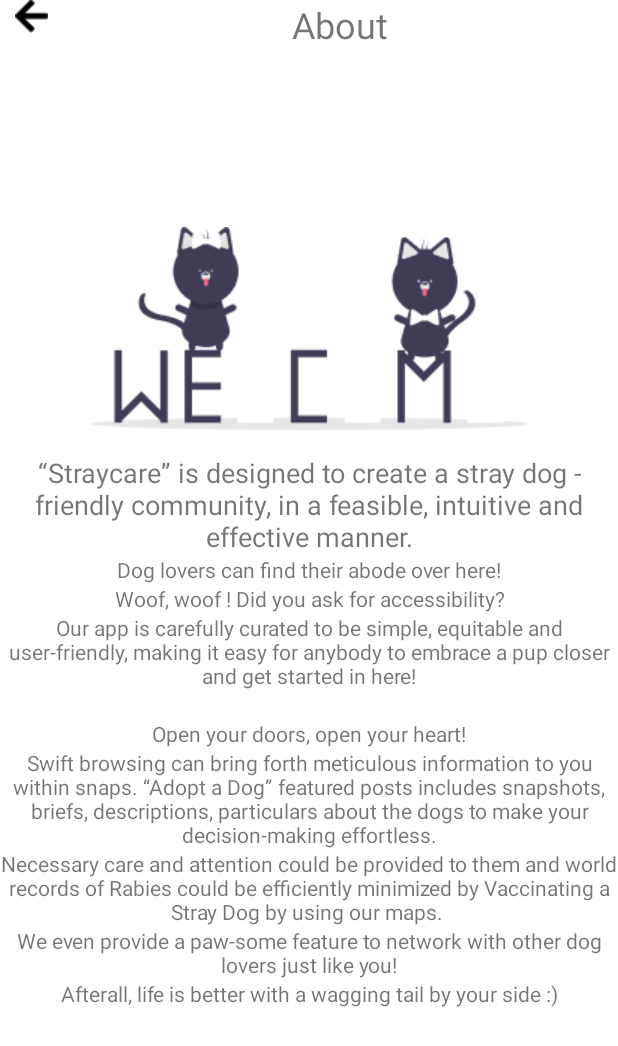
After one commit to adityasood04/Stray-Care-GSC, an Android app: the OurCommunity screen opened directly, with no data from a screen before it, on a phone screen of 412 x 824 dp. The commit adds this screen. Shown: the top 1046 px of the screen. Run offline under Robolectric (Android 15) with nearby library versions, the phone set to English and light mode, and no system bars.

Commit message:
Initialised Community activity.
Fixes:#11

```diff
--- a/app/src/main/AndroidManifest.xml
+++ b/app/src/main/AndroidManifest.xml
@@ -13,6 +13,9 @@
         android:supportsRtl="true"
         android:theme="@style/Theme.StrayCareGSC"
         tools:targetApi="31">
+        <activity
+            android:name=".OurCommunity"
+            android:exported="false" />
         <activity
             android:name=".ProfileActiviy"
             android:exported="false" />
--- a/app/src/main/java/com/example/straycaregsc/HomePageActivity.kt
+++ b/app/src/main/java/com/example/straycaregsc/HomePageActivity.kt
@@ -19,6 +19,7 @@ class HomePageActivity : AppCompatActivity() {
     var userDetails = UserModel()
     lateinit var uid:String
     lateinit var userName:String
+    lateinit var ivOurCommunity:ImageView
     var userDetailsDownloaded = false
     var isAlreadyLoggedIn = false
 
@@ -96,6 +97,9 @@ class HomePageActivity : AppCompatActivity() {
 //                Toast.makeText(this@HomePageActivity,"Fetching user details. Please wait and try again later",Toast.LENGTH_SHORT).show()
 //            }
         }
+        ivOurCommunity.setOnClickListener {
+            startActivity(Intent(this@HomePageActivity,OurCommunity::class.java))
+        }
     }
 
     private fun launchPostActivity() {
@@ -110,6 +114,7 @@ class HomePageActivity : AppCompatActivity() {
     private fun initialiseVariables() {
         bottomNavigationView = findViewById(R.id.bottomNavigationView)
         ivProfile = findViewById(R.id.ivProfile)
+        ivOurCommunity = findViewById(R.id.ivOurCommunity)
     }
     private fun changeFragment(fragment: Fragment){
         val fragmentManager = supportFragmentManager
--- /dev/null
+++ b/app/src/main/java/com/example/straycaregsc/OurCommunity.kt
@@ -0,0 +1,12 @@
+package com.example.straycaregsc
+
+import androidx.appcompat.app.AppCompatActivity
+import android.os.Bundle
+
+class OurCommunity : AppCompatActivity() {
+    override fun onCreate(savedInstanceState: Bundle?) {
+        super.onCreate(savedInstanceState)
+        setContentView(R.layout.activity_our_community)
+
+    }
+}
--- /dev/null
+++ b/app/src/main/res/layout/activity_our_community.xml
@@ -0,0 +1,148 @@
+<?xml version="1.0" encoding="utf-8"?>
+<androidx.constraintlayout.widget.ConstraintLayout xmlns:android="http://schemas.android.com/apk/res/android"
+    xmlns:app="http://schemas.android.com/apk/res-auto"
+    xmlns:tools="http://schemas.android.com/tools"
+    android:layout_width="match_parent"
+    android:layout_height="match_parent"
+    tools:context=".OurCommunity">
+
+    <LinearLayout
+        android:layout_width="match_parent"
+        android:layout_height="wrap_content"
+        android:orientation="horizontal"
+        app:layout_constraintEnd_toEndOf="parent"
+        app:layout_constraintHorizontal_bias="0.5"
+        app:layout_constraintStart_toStartOf="parent"
+        app:layout_constraintTop_toTopOf="parent">
+
+        <ImageView
+            android:id="@+id/imageView8"
+            android:layout_width="wrap_content"
+            android:layout_height="wrap_content"
+            android:layout_weight="1"
+            app:srcCompat="@drawable/back" />
+
+        <TextView
+            android:id="@+id/textView15"
+            android:layout_width="wrap_content"
+            android:layout_height="wrap_content"
+            android:layout_weight="15"
+            android:gravity="center"
+            android:text="About"
+            android:textSize="24sp" />
+    </LinearLayout>
+
+    <ScrollView
+        android:id="@+id/scrollView2"
+        android:layout_width="match_parent"
+        android:layout_height="match_parent"
+        app:layout_constraintBottom_toBottomOf="parent"
+        app:layout_constraintEnd_toEndOf="parent"
+        app:layout_constraintHorizontal_bias="0.5"
+        app:layout_constraintStart_toStartOf="parent"
+        app:layout_constraintTop_toTopOf="parent"
+        app:layout_constraintVertical_bias="0.5">
+
+        <LinearLayout
+            android:layout_width="match_parent"
+            android:layout_height="wrap_content"
+            android:layout_gravity="center"
+            android:gravity="center"
+            android:orientation="vertical">
+
+
+            <ImageView
+                android:id="@+id/imageView5"
+                android:layout_width="wrap_content"
+                android:layout_height="wrap_content"
+
+                android:src="@drawable/welcome" />
+
+            <TextView
+                android:id="@+id/textView6"
+                android:layout_width="match_parent"
+                android:layout_height="wrap_content"
+                android:gravity="center"
+                android:text="“Straycare” is designed to create a stray dog - friendly community, in a feasible, intuitive and effective manner."
+                android:textSize="18sp" />
+
+            <TextView
+                android:id="@+id/textView7"
+                android:layout_width="match_parent"
+                android:layout_height="wrap_content"
+                android:gravity="center"
+                android:text="Dog lovers can find their abode over here!" />
+
+            <ImageView
+                android:id="@+id/imageView6"
+                android:layout_width="wrap_content"
+                android:layout_height="wrap_content"
+                tools:srcCompat="@tools:sample/avatars" />
+
+            <TextView
+                android:id="@+id/textView8"
+                android:layout_width="match_parent"
+                android:layout_height="wrap_content"
+                android:gravity="center"
+                android:text="Woof, woof ! Did you ask for accessibility?" />
+
+            <TextView
+                android:id="@+id/textView9"
+                android:layout_width="match_parent"
+                android:layout_height="wrap_content"
+                android:gravity="center"
+                android:text="Our app is carefully curated to be simple, equitable and user-friendly, making it easy for anybody to embrace a pup closer and get started in here!" />
+
+            <ImageView
+                android:id="@+id/imageView7"
+                android:layout_width="match_parent"
+                android:layout_height="wrap_content"
+                tools:srcCompat="@tools:sample/avatars" />
+
+            <TextView
+                android:id="@+id/textView10"
+                android:layout_width="match_parent"
+                android:layout_height="wrap_content"
+                android:gravity="center" />
+
+            <TextView
+                android:id="@+id/textView11"
+                android:layout_width="match_parent"
+                android:layout_height="wrap_content"
+                android:gravity="center"
+                android:text="Open your doors, open your heart!" />
+
+            <TextView
+                android:id="@+id/textView12"
+                android:layout_width="match_parent"
+                android:layout_height="wrap_content"
+                android:gravity="center"
+                android:text="Swift browsing can bring forth meticulous information to you within snaps.
+“Adopt a Dog” featured posts includes snapshots, briefs, descriptions, particulars about the dogs to make your
+decision-making effortless." />
+
+            <TextView
+                android:id="@+id/textView13"
+                android:layout_width="match_parent"
+                android:layout_height="wrap_content"
+                android:gravity="center"
+                android:text="Necessary care and attention could be provided to them and world records of Rabies could be efficiently minimized by Vaccinating a Stray Dog by using our maps.
+" />
+
+            <TextView
+                android:id="@+id/textView14"
+                android:layout_width="match_parent"
+                android:layout_height="wrap_content"
+                android:gravity="center"
+                android:text="We even provide a paw-some feature to network with other dog lovers just like you!" />
+
+            <TextView
+                android:id="@+id/textView19"
+                android:layout_width="match_parent"
+                android:layout_height="wrap_content"
+                android:gravity="center"
+                android:text="Afterall, life is better with a wagging tail by your side :)" />
+        </LinearLayout>
+    </ScrollView>
+
+</androidx.constraintlayout.widget.ConstraintLayout>
```
